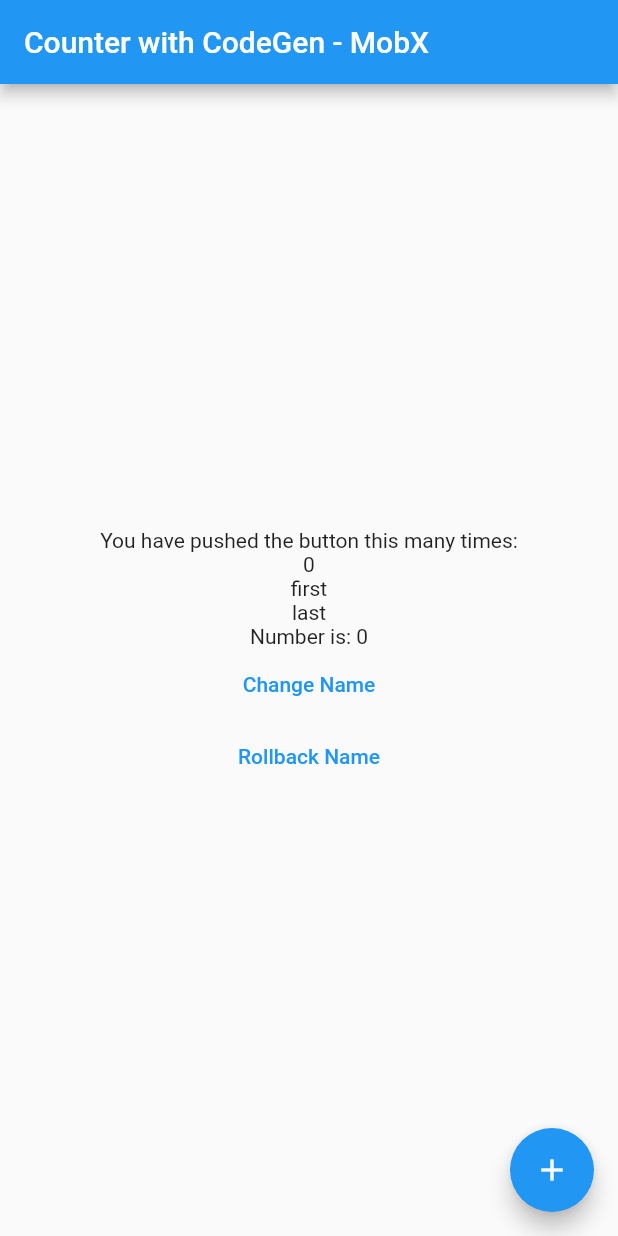
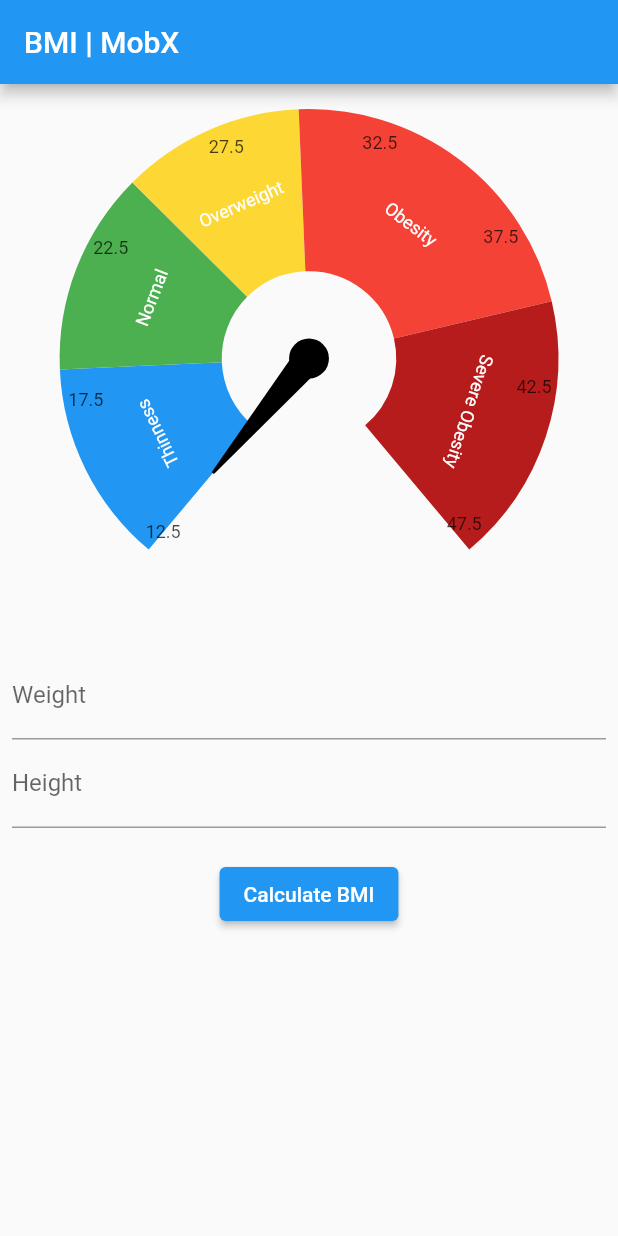
Before and after one commit to felipecastrosales/flutter_mobx_examples, a Flutter app: the screen it shows after launch, on a phone screen of 412 x 824 dp. Run offline on Flutter 3.47's test engine with Material 2 defaults, Android fonts, the phone set to English and light mode, and no system bars; drawn by our look-alikes of syncfusion_flutter_gauges; our stand-ins replace currency_text_input_formatter, flutter_mobx, mobx; missing offline and left inert: dart:html; generated files the repository leaves out were written again.

Commit message:
calculator bmi with MobX

```diff
--- /dev/null
+++ b/lib/bmi/bmi_controller.dart
@@ -0,0 +1,38 @@
+import 'dart:math';
+
+import 'package:mobx/mobx.dart';
+part 'bmi_controller.g.dart';
+
+class BMIController = _BMIControllerBase with _$BMIController;
+
+abstract class _BMIControllerBase with Store {
+  @observable
+  var bmi = 0.0;
+
+  @observable
+  String? error;
+
+  @computed
+  bool get hasError => error != null;
+
+  @action
+  Future<void> calculateBMI({
+    required double weight,
+    required double height,
+  }) async {
+    try {
+      bmi = 0;
+      error = null;
+      await Future.delayed(
+        const Duration(seconds: 1),
+      );
+      bmi = weight / pow(height, 2);
+
+      if (bmi > 30) {
+        throw Exception();
+      }
+    } catch (e) {
+      error = 'Erro ao calcular IMC :(';
+    }
+  }
+}
--- /dev/null
+++ b/lib/bmi/bmi_page.dart
@@ -0,0 +1,135 @@
+import 'package:flutter/material.dart';
+
+import 'package:currency_text_input_formatter/currency_text_input_formatter.dart';
+import 'package:flutter_mobx/flutter_mobx.dart';
+import 'package:intl/intl.dart';
+import 'package:mobx/mobx.dart';
+
+import 'package:mobx_bmi/widgets/bmi_gauge.dart';
+import 'bmi_controller.dart';
+
+class BMIPage extends StatefulWidget {
+  const BMIPage({Key? key}) : super(key: key);
+
+  @override
+  _BMIPageState createState() => _BMIPageState();
+}
+
+class _BMIPageState extends State<BMIPage> {
+  final controller = BMIController();
+  final formKey = GlobalKey<FormState>();
+  final weightController = TextEditingController();
+  final heightController = TextEditingController();
+  final reactionDisposer = <ReactionDisposer>[];
+
+  @override
+  void initState() {
+    super.initState();
+    final reactionErrorDisposer = reaction<bool>(
+      (_) => controller.hasError,
+      (hasError) {
+        if (hasError) {
+          final snackBar = SnackBar(
+            content: Text(controller.error ?? 'Ocorreu algum erro'),
+            duration: const Duration(seconds: 2),
+          );
+          ScaffoldMessenger.of(context).showSnackBar(snackBar);
+        }
+      },
+    );
+    reactionDisposer.add(reactionErrorDisposer);
+  }
+
+
+  @override
+  void dispose() {
+    for (var reaction in reactionDisposer) {
+      reaction();
+    }
+    super.dispose();
+  }
+
+  @override
+  Widget build(BuildContext context) {
+    return Scaffold(
+      appBar: AppBar(
+        title: const Text('BMI | MobX'),
+      ),
+      body: SingleChildScrollView(
+        child: Form(
+          key: formKey,
+          child: Padding(
+            padding: const EdgeInsets.all(8.0),
+            child: Column(
+              children: [
+                Observer(
+                  builder: (_) => Center(child: BMIGauge(bmi: controller.bmi)),
+                ),
+                const SizedBox(height: 20),
+                TextFormField(
+                  controller: weightController,
+                  validator: (String? value) {
+                    if (value == null || value.isEmpty) {
+                      return 'Mandatory Weight';
+                    }
+                  },
+                  keyboardType: TextInputType.number,
+                  decoration: const InputDecoration(labelText: 'Weight'),
+                  inputFormatters: [
+                    CurrencyTextInputFormatter(
+                      locale: 'pt_BR',
+                      symbol: '',
+                      decimalDigits: 2,
+                      turnOffGrouping: true,
+                    ),
+                  ],
+                  onChanged: (String value) {},
+                ),
+                TextFormField(
+                  controller: heightController,
+                  validator: (String? value) {
+                    if (value == null || value.isEmpty) {
+                      return 'Mandatory Height';
+                    }
+                  },
+                  keyboardType: TextInputType.number,
+                  decoration: const InputDecoration(labelText: 'Height'),
+                  inputFormatters: [
+                    CurrencyTextInputFormatter(
+                      locale: 'pt_BR',
+                      symbol: '',
+                      decimalDigits: 2,
+                      turnOffGrouping: true,
+                    ),
+                  ],
+                  onChanged: (String value) {},
+                ),
+                const SizedBox(height: 20),
+                ElevatedButton(
+                  child: const Text('Calculate BMI'),
+                  onPressed: () {
+                    var formValid = formKey.currentState?.validate() ?? false;
+                    if (formValid) {
+                      var formatter = NumberFormat.simpleCurrency(
+                        locale: 'pt_BR',
+                        decimalDigits: 2,
+                      );
+                      double weight =
+                          formatter.parse(weightController.text) as double;
+                      double height =
+                          formatter.parse(heightController.text) as double;
+                      controller.calculateBMI(
+                        weight: weight,
+                        height: height,
+                      );
+                    }
+                  },
+                ),
+              ],
+            ),
+          ),
+        ),
+      ),
+    );
+  }
+}
--- a/lib/main.dart
+++ b/lib/main.dart
@@ -1,7 +1,8 @@
 import 'package:flutter/material.dart';
 
 // import 'counter/counter_page.dart';
-import 'counter_codegen/counter_codegen_page.dart';
+// import 'counter_codegen/counter_codegen_page.dart';
+import 'bmi/bmi_page.dart';
 
 void main() {
   runApp(const MyApp());
@@ -17,7 +18,7 @@ class MyApp extends StatelessWidget {
       theme: ThemeData(
         primarySwatch: Colors.blue,
       ),
-      home: CounterCodeGenPage(),
+      home: const BMIPage(),
     );
   }
 }
--- /dev/null
+++ b/lib/widgets/bmi_gauge.dart
@@ -0,0 +1,66 @@
+import 'package:flutter/material.dart';
+
+import 'package:syncfusion_flutter_gauges/gauges.dart';
+
+import 'bmi_gauge_range.dart';
+
+class BMIGauge extends StatelessWidget {
+  final double bmi;
+  const BMIGauge({
+    Key? key,
+    required this.bmi,
+  }) : super(key: key);
+
+  @override
+  Widget build(BuildContext context) {
+    return SfRadialGauge(
+      axes: [
+        RadialAxis(
+          showLabels: true,
+          showTicks: false,
+          showAxisLine: false,
+          minimum: 12.5,
+          maximum: 47.9,
+          ranges: [
+            BMIGaugeRange(
+              color: Colors.blue,
+              start: 12.5,
+              end: 18.5,
+              label: 'Thinness',
+            ),
+            BMIGaugeRange(
+              color: Colors.green,
+              start: 18.5,
+              end: 24.5,
+              label: 'Normal',
+            ),
+            BMIGaugeRange(
+              color: Colors.yellow[600]!,
+              start: 24.5,
+              end: 29.9,
+              label: 'Overweight',
+            ),
+            BMIGaugeRange(
+              color: Colors.red[500]!,
+              start: 29.9,
+              end: 39.9,
+              label: 'Obesity',
+            ),
+            BMIGaugeRange(
+              color: Colors.red[900]!,
+              start: 39.9,
+              end: 47.9,
+              label: 'Severe Obesity',
+            ),
+          ],
+          pointers: [
+            NeedlePointer(
+              value: bmi,
+              enableAnimation: true,
+            ),
+          ],
+        ),
+      ],
+    );
+  }
+}
--- /dev/null
+++ b/lib/widgets/bmi_gauge_range.dart
@@ -0,0 +1,26 @@
+import 'package:flutter/material.dart';
+
+import 'package:syncfusion_flutter_gauges/gauges.dart';
+
+class BMIGaugeRange extends GaugeRange {
+  BMIGaugeRange({
+    Key? key,
+    required Color color,
+    required double start,
+    required double end,
+    required String label,
+  }) : super(
+          key: key,
+          color: color,
+          startValue: start,
+          endValue: end,
+          label: label,
+          startWidth: 0.65,
+          endWidth: 0.65,
+          sizeUnit: GaugeSizeUnit.factor,
+          labelStyle: const GaugeTextStyle(
+            fontFamily: 'Times',
+            fontSize: 12,
+          ),
+        );
+}
--- a/pubspec.yaml
+++ b/pubspec.yaml
@@ -8,10 +8,13 @@ environment:
 
 dependencies:
   cupertino_icons: ^1.0.2
+  currency_text_input_formatter: ^2.0.1
   flutter:
     sdk: flutter
   flutter_mobx: ^2.0.1
+  intl: ^0.17.0
   mobx: ^2.0.3
+  syncfusion_flutter_gauges: ^19.2.46
 
 dev_dependencies:
   build_runner: ^2.1.0
```
Also changed, not shown: lib/bmi/bmi_controller.g.dart (added), pubspec.lock.
